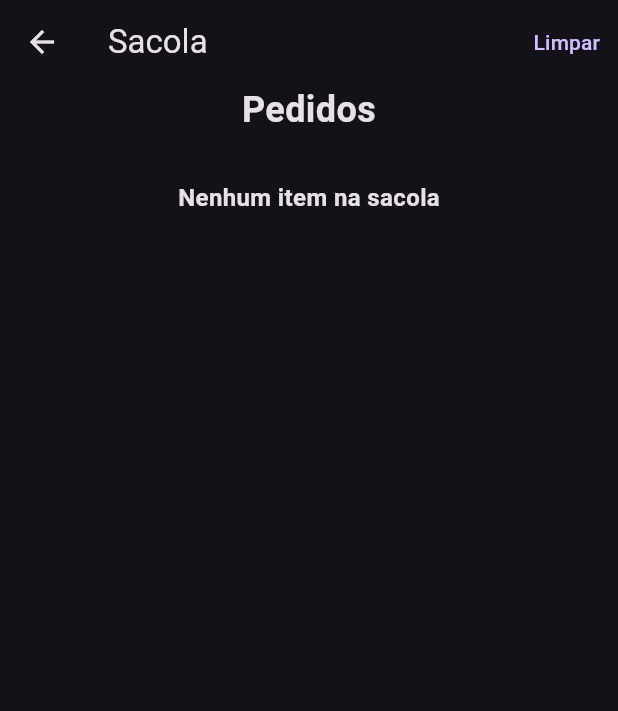
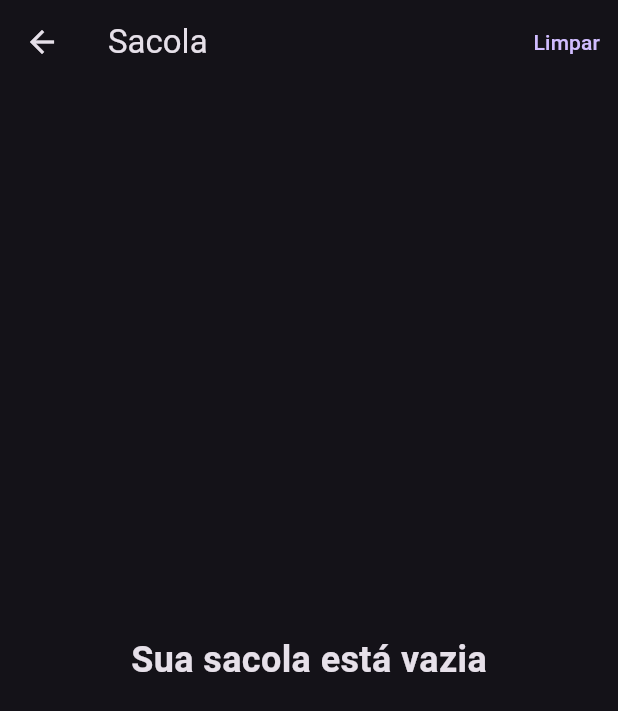
Before and after one commit to rafaelcloud83/techtaste, a Flutter app: the CheckoutScreen screen opened directly, after a tap on "Limpar", on a phone screen of 412 x 824 dp. Shown: the top 711 px of the screen. Run offline on Flutter 3.47's test engine with Material 3 defaults, Android fonts, the phone set to English and light mode, and no system bars; our stand-ins replace badges.

Commit message:
desafio tela checkout

```diff
--- a/lib/ui/checkout/checkout_screen.dart
+++ b/lib/ui/checkout/checkout_screen.dart
@@ -9,6 +9,27 @@ class CheckoutScreen extends StatelessWidget {
   @override
   Widget build(BuildContext context) {
     BagProvider bagProvider = Provider.of<BagProvider>(context);
+    if (bagProvider.getMapByAmount().isEmpty) {
+      return Scaffold(
+        appBar: AppBar(
+          title: Text('Sacola'),
+          actions: [
+            TextButton(
+              onPressed: () {
+                bagProvider.clearBag();
+              },
+              child: Text('Limpar'),
+            ),
+          ],
+        ),
+        body: Center(
+          child: Text(
+            'Sua sacola está vazia',
+            style: TextStyle(fontSize: 24.0, fontWeight: FontWeight.bold),
+          ),
+        ),
+      );
+    } else {
       return Scaffold(
         appBar: AppBar(
           title: Text('Sacola'),
@@ -31,19 +52,6 @@ class CheckoutScreen extends StatelessWidget {
                   'Pedidos',
                   textAlign: TextAlign.center,
                   style: TextStyle(fontSize: 24.0, fontWeight: FontWeight.bold),
-              ),
-              if (bagProvider.getMapByAmount().isEmpty)
-                Column(
-                  children: [
-                    SizedBox(height: 30.0),
-                    Text(
-                      'Nenhum item na sacola',
-                      style: TextStyle(
-                        fontSize: 16.0,
-                        fontWeight: FontWeight.bold,
-                      ),
-                    ),
-                  ],
                 ),
                 Column(
                   children: List.generate(
@@ -94,3 +102,4 @@ class CheckoutScreen extends StatelessWidget {
       );
     }
   }
+}
```
Also changed, not shown: 1 other file. Lines whose indentation alone changed are shown as unchanged.
